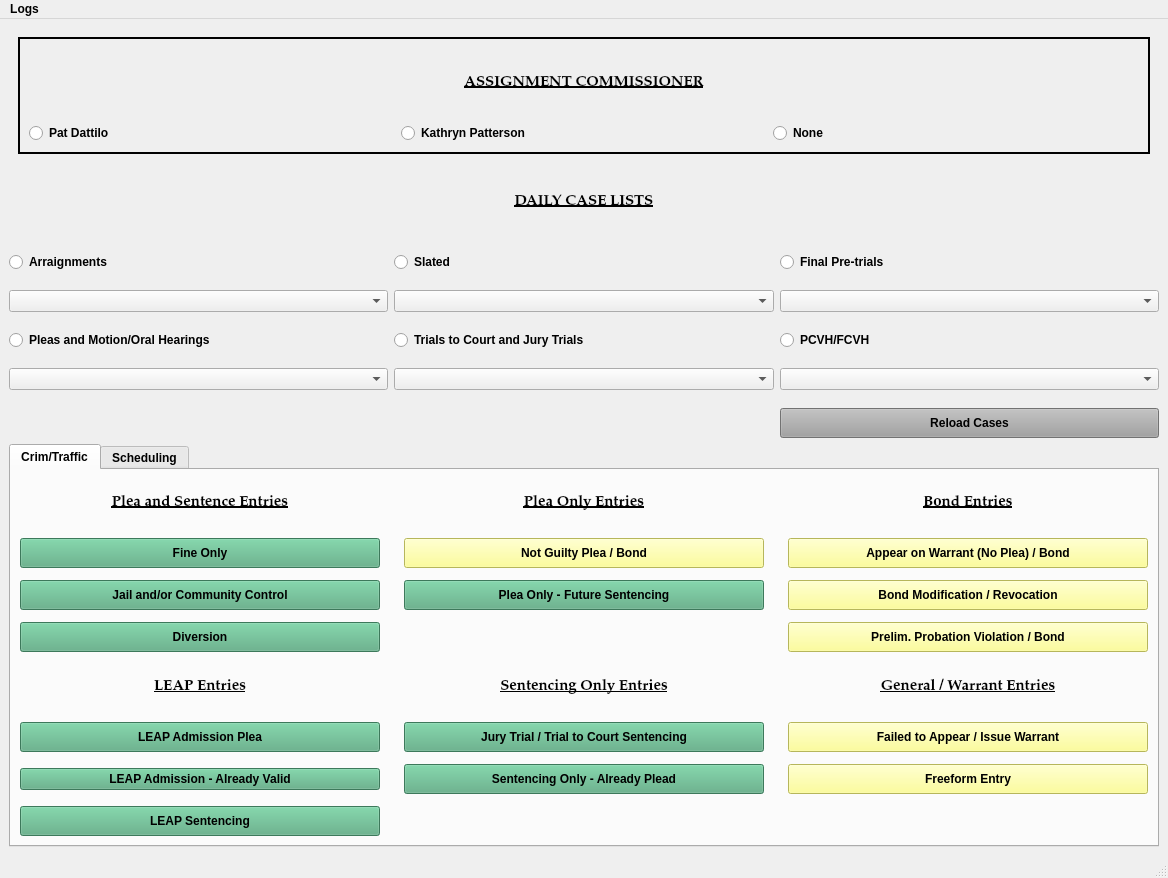
HunterProgram22/MuniEntry, file munientry/views/ui/MainWindow.ui: the form before one commit.
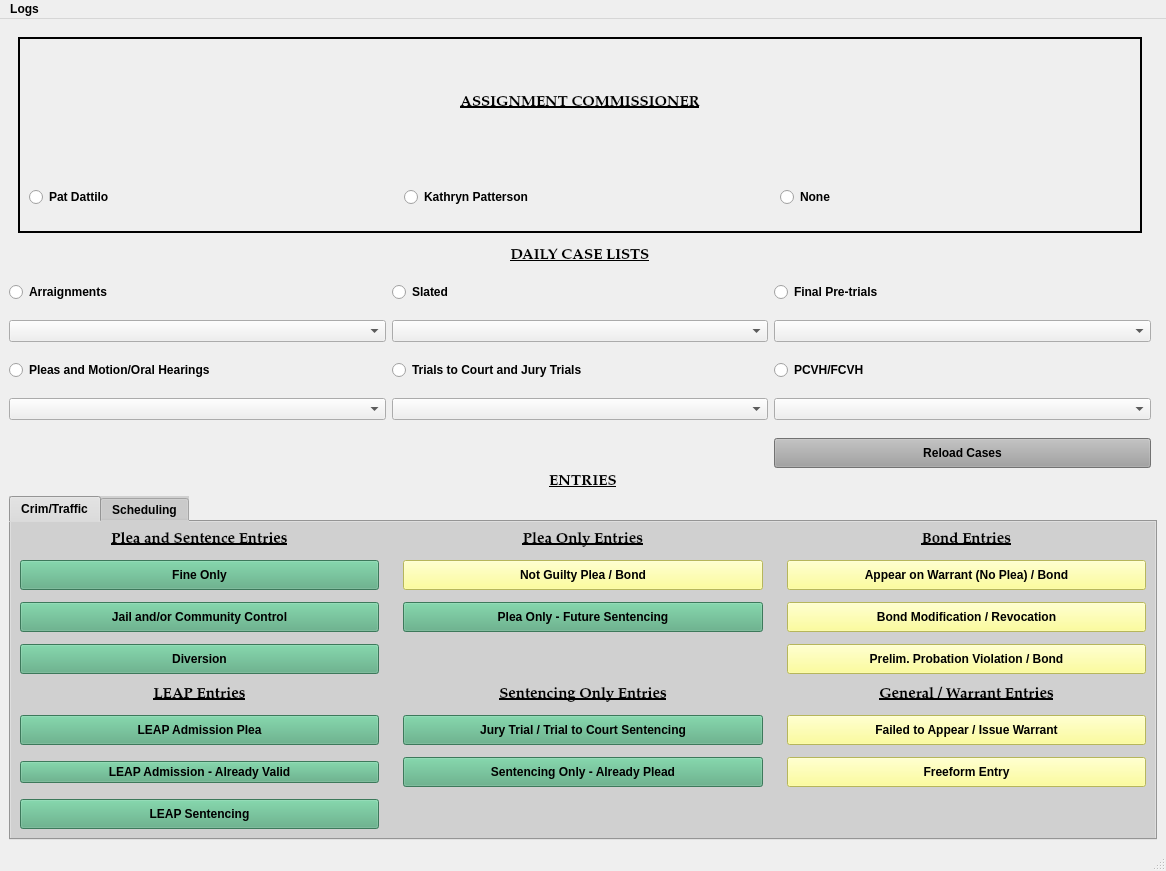
The form after the commit. The open tabs and pages were chosen to show the change. Custom widgets are drawn as their Qt base class.

Commit message: Mainwindow UI updated for assignment comms on stacked widget.

What changed in the file:
```diff
--- a/munientry/views/ui/MainWindow.ui
+++ b/munientry/views/ui/MainWindow.ui
@@ -6,8 +6,8 @@
    <rect>
     <x>0</x>
     <y>0</y>
-    <width>1168</width>
-    <height>878</height>
+    <width>1166</width>
+    <height>871</height>
    </rect>
   </property>
   <property name="minimumSize">
@@ -37,7 +37,7 @@
   <widget class="QWidget" name="centralwidget">
    <layout class="QGridLayout" name="gridLayout_10">
     <item row="0" column="0">
-     <layout class="QGridLayout" name="gridLayout_9" rowstretch="1,2,3">
+     <layout class="QGridLayout" name="gridLayout_9">
       <item row="0" column="0">
        <widget class="QStackedWidget" name="stackedWidget">
         <property name="currentIndex">
@@ -129,6 +129,9 @@
         </widget>
         <widget class="QWidget" name="page_2">
          <layout class="QGridLayout" name="gridLayout_7">
+          <property name="spacing">
+           <number>12</number>
+          </property>
           <item row="0" column="0">
            <widget class="QFrame" name="frame">
             <property name="frameShape">
@@ -141,6 +144,15 @@
              <number>2</number>
             </property>
             <layout class="QGridLayout" name="gridLayout_3">
+             <property name="bottomMargin">
+              <number>24</number>
+             </property>
+             <property name="horizontalSpacing">
+              <number>24</number>
+             </property>
+             <property name="verticalSpacing">
+              <number>30</number>
+             </property>
              <item row="1" column="2">
               <widget class="QRadioButton" name="radioButton_2">
                <property name="text">
@@ -310,10 +322,14 @@
         </item>
        </layout>
       </item>
-      <item row="2" column="0">
-       <layout class="QGridLayout" name="gridLayout_5" rowstretch="1,0">
-        <item row="0" column="0" rowspan="2">
+      <item row="2" column="0" colspan="2">
+       <layout class="QGridLayout" name="gridLayout_5" rowstretch="1,0,0,0">
+        <item row="1" column="0">
          <widget class="QTabWidget" name="tabWidget">
+          <property name="styleSheet">
+           <string notr="true">
+background-color: rgb(208, 208, 208);</string>
+          </property>
           <property name="currentIndex">
            <number>0</number>
           </property>
@@ -875,6 +891,26 @@
           </widget>
          </widget>
         </item>
+        <item row="0" column="0">
+         <widget class="QLabel" name="label_10">
+          <property name="font">
+           <font>
+            <family>Palatino Linotype</family>
+            <pointsize>11</pointsize>
+            <weight>75</weight>
+            <italic>false</italic>
+            <bold>true</bold>
+            <underline>true</underline>
+           </font>
+          </property>
+          <property name="text">
+           <string>ENTRIES</string>
+          </property>
+          <property name="alignment">
+           <set>Qt::AlignCenter</set>
+          </property>
+         </widget>
+        </item>
        </layout>
       </item>
      </layout>
@@ -886,7 +922,7 @@
     <rect>
      <x>0</x>
      <y>0</y>
-     <width>1168</width>
+     <width>1166</width>
      <height>27</height>
     </rect>
    </property>
```
Left out of the diff: 10 changed lines with no effect on the pictures. The commit also changes 4 other files.
